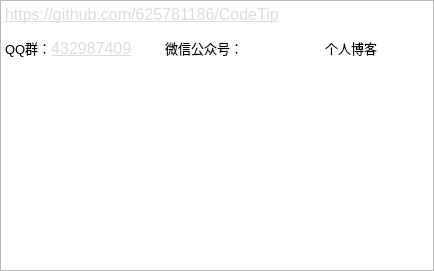
qtpy-app/CodeTip, file ui/aboutMe.ui: the form before one commit.
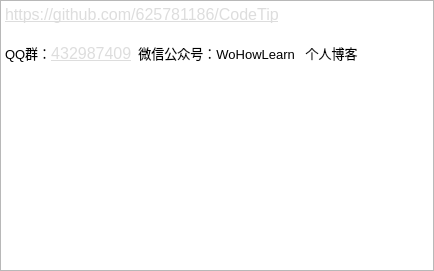
The form after the commit. Icons and pictures are not drawn.

What changed in the file:
```diff
--- a/ui/aboutMe.ui
+++ b/ui/aboutMe.ui
@@ -69,10 +69,10 @@
 p, li { white-space: pre-wrap; }
 &lt;/style&gt;&lt;/head&gt;&lt;body style=&quot; font-family:'SimSun'; font-size:9pt; font-weight:400; font-style:normal;&quot;&gt;
 &lt;p style=&quot; margin-top:0px; margin-bottom:0px; margin-left:0px; margin-right:0px; -qt-block-indent:0; text-indent:0px;&quot;&gt;&lt;a href=&quot;https://github.com/625781186/CodeTip&quot;&gt;&lt;span style=&quot; font-size:12pt; text-decoration: underline; color:#dddddd;&quot;&gt;https://github.com/625781186/CodeTip&lt;/span&gt;&lt;/a&gt;&lt;/p&gt;
-&lt;p style=&quot;-qt-paragraph-type:empty; margin-top:0px; margin-bottom:0px; margin-left:0px; margin-right:0px; -qt-block-indent:0; text-indent:0px;&quot;&gt;&lt;br /&gt;&lt;/p&gt;
-&lt;p style=&quot; margin-top:0px; margin-bottom:0px; margin-left:0px; margin-right:0px; -qt-block-indent:0; text-indent:0px;&quot;&gt;&lt;span style=&quot; font-size:10pt;&quot;&gt;QQ群：&lt;/span&gt;&lt;a href=&quot;//shang.qq.com/wpa/qunwpa?idkey=9fd882c058a0b86b174d186ec34860a71bf5576cf69291b32c3ff8902b97d07d&quot;&gt;&lt;span style=&quot; font-size:12pt; text-decoration: underline; color:#dddddd;&quot;&gt;432987409&lt;/span&gt;&lt;/a&gt;&lt;span style=&quot; font-size:10pt;&quot;&gt;	微信公众号：		个人博客&lt;/span&gt;&lt;/p&gt;
+&lt;p style=&quot;-qt-paragraph-type:empty; margin-top:0px; margin-bottom:0px; margin-left:0px; margin-right:0px; -qt-block-indent:0; text-indent:0px; font-size:12pt; text-decoration: underline; color:#dddddd;&quot;&gt;&lt;br /&gt;&lt;/p&gt;
+&lt;p style=&quot; margin-top:0px; margin-bottom:0px; margin-left:0px; margin-right:0px; -qt-block-indent:0; text-indent:0px;&quot;&gt;&lt;span style=&quot; font-size:10pt;&quot;&gt;QQ群：&lt;/span&gt;&lt;a href=&quot;//shang.qq.com/wpa/qunwpa?idkey=9fd882c058a0b86b174d186ec34860a71bf5576cf69291b32c3ff8902b97d07d&quot;&gt;&lt;span style=&quot; font-size:12pt; text-decoration: underline; color:#dddddd;&quot;&gt;432987409&lt;/span&gt;&lt;/a&gt;&lt;span style=&quot; font-size:10pt;&quot;&gt;  微信公众号：WoHowLearn   个人博客&lt;/span&gt;&lt;/p&gt;
 &lt;p align=&quot;justify&quot; style=&quot;-qt-paragraph-type:empty; margin-top:0px; margin-bottom:0px; margin-left:0px; margin-right:0px; -qt-block-indent:0; text-indent:0px; font-size:10pt;&quot;&gt;&lt;br /&gt;&lt;/p&gt;
-&lt;p align=&quot;justify&quot; style=&quot; margin-top:0px; margin-bottom:0px; margin-left:0px; margin-right:0px; -qt-block-indent:0; text-indent:0px;&quot;&gt;&lt;span style=&quot; font-size:10pt;&quot;&gt; &lt;/span&gt;&lt;img src=&quot;:/ima/随遇而安.jpg&quot; width=&quot;200&quot; height=&quot;200&quot; /&gt;&lt;img src=&quot;:/ima/随遇而安二维码.jpg&quot; width=&quot;200&quot; height=&quot;200&quot; /&gt;&lt;/p&gt;
+&lt;p align=&quot;justify&quot; style=&quot; margin-top:0px; margin-bottom:0px; margin-left:0px; margin-right:0px; -qt-block-indent:0; text-indent:0px;&quot;&gt;&lt;span style=&quot; font-size:10pt;&quot;&gt; &lt;/span&gt;&lt;img src=&quot;:/ima/QQ群.png&quot; width=&quot;200&quot; height=&quot;200&quot; /&gt;&lt;img src=&quot;:/ima/微信.jpg&quot; width=&quot;195&quot; height=&quot;195&quot; /&gt;&lt;/p&gt;
 &lt;p align=&quot;justify&quot; style=&quot;-qt-paragraph-type:empty; margin-top:0px; margin-bottom:0px; margin-left:0px; margin-right:0px; -qt-block-indent:0; text-indent:0px; font-size:10pt;&quot;&gt;&lt;br /&gt;&lt;/p&gt;
 &lt;p align=&quot;justify&quot; style=&quot;-qt-paragraph-type:empty; margin-top:0px; margin-bottom:0px; margin-left:0px; margin-right:0px; -qt-block-indent:0; text-indent:0px;&quot;&gt;&lt;br /&gt;&lt;/p&gt;&lt;/body&gt;&lt;/html&gt;</string>
           </property>
```
